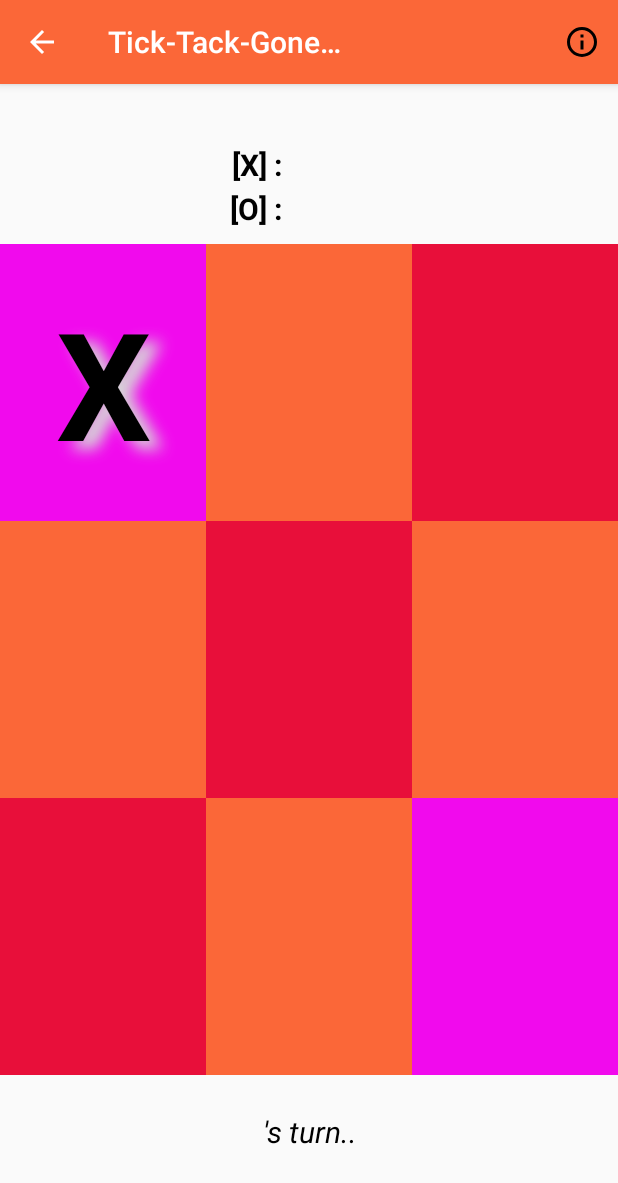
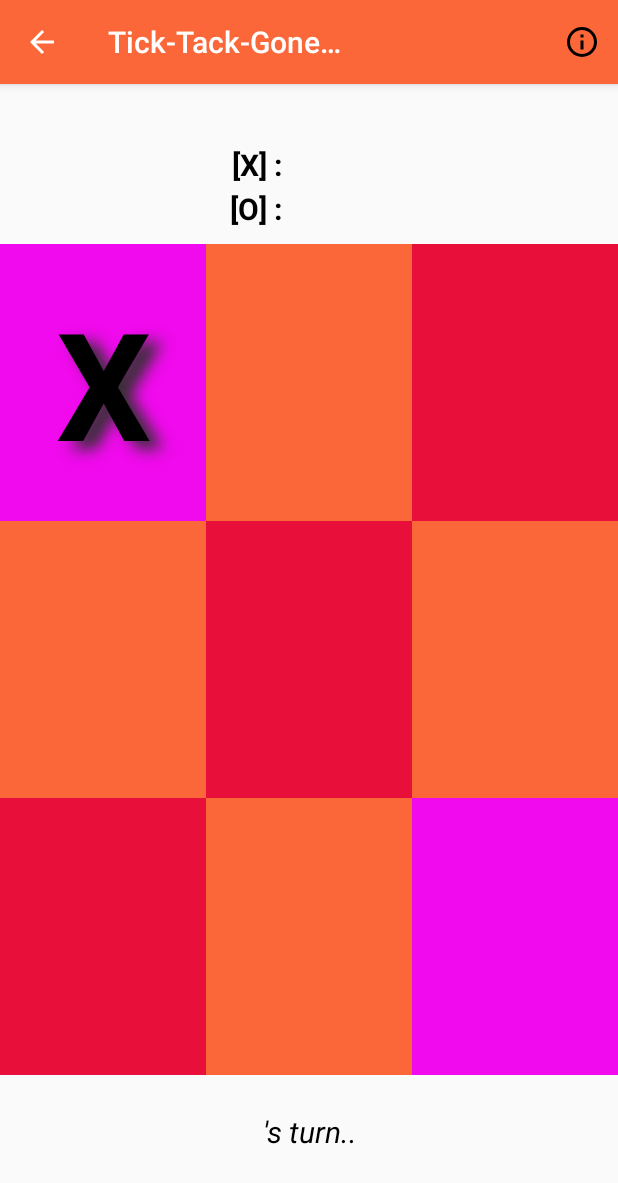
Before and after one commit to joshi-exe/rxjava_rxandroid_more, an Android app: the TicTacToe screen opened directly, with no data from a screen before it, after a tap on "block", on a phone screen of 412 x 824 dp. Shown: the top 1183 px of the screen. Run offline under Robolectric (Android 15) with nearby library versions, the phone set to English and light mode, and no system bars.

Commit message:
Added color

```diff
--- a/app/src/main/res/values/colors.xml
+++ b/app/src/main/res/values/colors.xml
@@ -8,6 +8,7 @@
     <color name="black">#000000</color>
     <color name="colorButton">#E1C563</color>
     <color name="green">#00C853</color>
+    <color name="grey">#333131</color>
 
     <color name="grey_transparent_light">#999E9E9E</color>
 </resources>
```
